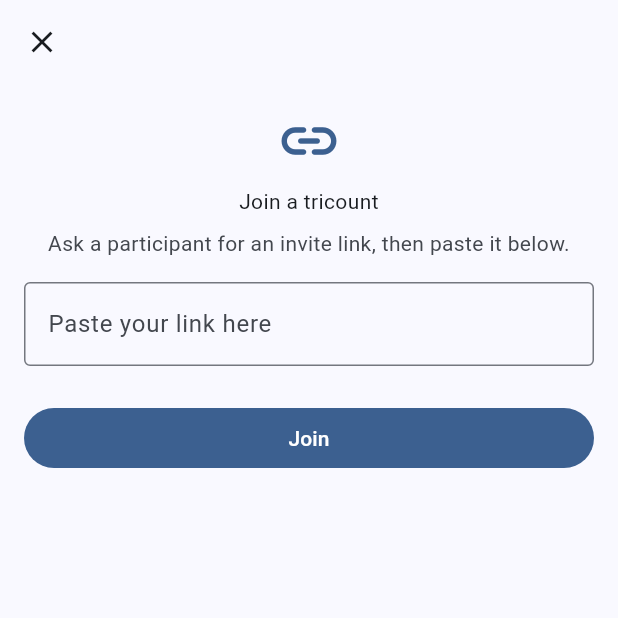
After one commit to iivanen90-droid/shared-expenses-app, a Flutter app: the JoinGroupPage screen opened by its route, on a phone screen of 412 x 824 dp, the top half of it. The commit adds this screen. Run offline on Flutter 3.47's test engine with Material 3 defaults, Android fonts, the phone set to English and light mode, and no system bars; our stand-ins replace dio, easy_localization, flutter_bloc, flutter_svg, fpdart, freezed_annotation and 5 more; accounts and stored records are empty.

Commit message:
Add a localized join group placeholder

```diff
--- a/features/home_feature/lib/src/ui/index.dart
+++ b/features/home_feature/lib/src/ui/index.dart
@@ -1,2 +1,3 @@
 export 'di/home_ui_dependency_module_resolver.dart';
 export 'home/home_page.dart';
+export 'join_group/join_group_page.dart';
--- /dev/null
+++ b/features/home_feature/lib/src/ui/join_group/join_group_page.dart
@@ -0,0 +1,81 @@
+import 'package:common/common.dart';
+import 'package:easy_localization/easy_localization.dart';
+import 'package:flutter/material.dart';
+import 'package:ui_kit/ui_kit.dart';
+
+class JoinGroupPage extends StatefulWidget {
+  const JoinGroupPage({super.key});
+
+  @override
+  State<JoinGroupPage> createState() => _JoinGroupPageState();
+}
+
+class _JoinGroupPageState extends State<JoinGroupPage> {
+  bool _showNotice = false;
+
+  @override
+  Widget build(BuildContext context) => Scaffold(
+    appBar: AppBar(leading: const CloseButton()),
+    body: SafeArea(
+      child: Center(
+        heightFactor: 1,
+        child: ConstrainedBox(
+          constraints: const BoxConstraints(maxWidth: 480),
+          child: SingleChildScrollView(
+            padding: const EdgeInsets.all(16),
+            child: Column(
+              crossAxisAlignment: CrossAxisAlignment.stretch,
+              children: [
+                Icon(Icons.link_rounded, color: context.colors.primary, size: 44),
+                const SizedBox(height: 8),
+                Semantics(
+                  header: true,
+                  child: Text(
+                    LocaleKeys.joinGroupTitle.tr(context: context),
+                    style: context.texts.heading,
+                    textAlign: TextAlign.center,
+                  ),
+                ),
+                const SizedBox(height: 8),
+                Text(
+                  LocaleKeys.joinGroupInstructions.tr(context: context),
+                  style: context.texts.body.copyWith(color: context.colors.onSurfaceVariant),
+                  textAlign: TextAlign.center,
+                ),
+                const SizedBox(height: 16),
+                TextField(
+                  keyboardType: TextInputType.url,
+                  autocorrect: false,
+                  decoration: InputDecoration(
+                    labelText: LocaleKeys.joinGroupLinkHint.tr(context: context),
+                    border: const OutlineInputBorder(),
+                  ),
+                ),
+                const SizedBox(height: 24),
+                FilledButton(
+                  onPressed: () {
+                    FocusScope.of(context).unfocus();
+                    setState(() => _showNotice = true);
+                  },
+                  child: Text(LocaleKeys.joinGroupAction.tr(context: context)),
+                ),
+                if (_showNotice)
+                  Padding(
+                    padding: const EdgeInsets.only(top: 12),
+                    child: Semantics(
+                      liveRegion: true,
+                      child: Text(
+                        LocaleKeys.joinGroupUnavailable.tr(context: context),
+                        style: context.texts.body,
+                        textAlign: TextAlign.center,
+                      ),
+                    ),
+                  ),
+              ],
+            ),
+          ),
+        ),
+      ),
+    ),
+  );
+}
--- a/features/home_feature/pubspec.yaml
+++ b/features/home_feature/pubspec.yaml
@@ -13,6 +13,7 @@ dependencies:
   flutter_bloc:
   freezed_annotation:
   easy_localization:
+  router:
 dev_dependencies:
   flutter_test:
     sdk: flutter
--- a/packages/common/lib/src/localization/langs/en.json
+++ b/packages/common/lib/src/localization/langs/en.json
@@ -11,5 +11,10 @@
   "startNewTricountDescription": "Start a new tricount from scratch.",
   "joinExistingTricount": "Join Existing Tricount",
   "joinExistingTricountDescription": "Use an invite link to join an existing tricount.",
-  "noGroups": "You don’t have any groups yet"
+  "noGroups": "You don’t have any groups yet",
+  "joinGroupTitle": "Join a tricount",
+  "joinGroupInstructions": "Ask a participant for an invite link, then paste it below.",
+  "joinGroupLinkHint": "Paste your link here",
+  "joinGroupAction": "Join",
+  "joinGroupUnavailable": "Joining will be available later"
 }
```
Also changed, not shown: features/home_feature/lib/src/ui/home/home_page.dart (+14 -11 lines), packages/common/lib/src/localization/langs/uk.json (+6 -1 lines), packages/router/lib/src/routes_generator.dart (+19 -1 lines), packages/common/lib/src/localization/locale_keys.g.dart, packages/router/lib/src/routes_generator.g.dart, 4 other files.
